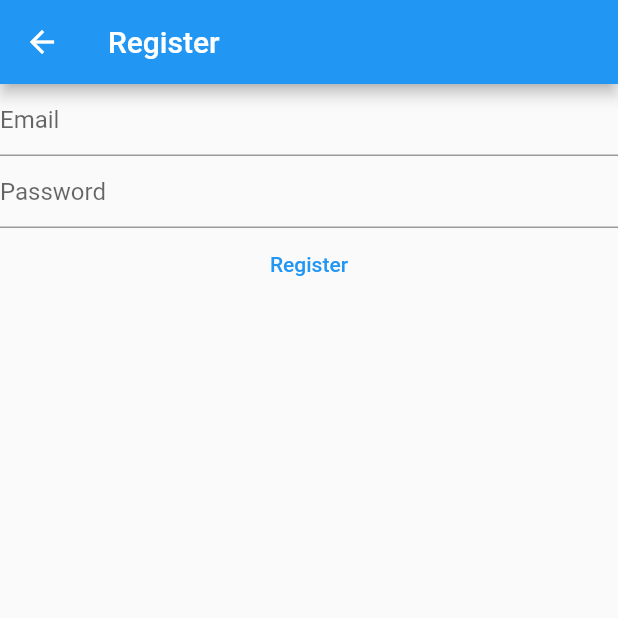
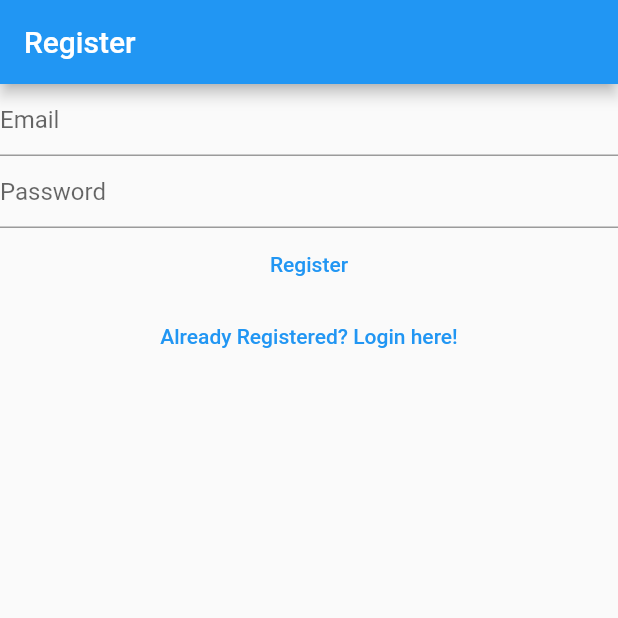
Before and after one commit to Shevaughn-Smith/mynotes, a Flutter app: the RegisterView screen opened directly, on a phone screen of 412 x 824 dp, the top half of it. Run offline on Flutter 3.47's test engine with Material 2 defaults, Android fonts, the phone set to English and light mode, and no system bars; our stand-ins replace firebase_auth, firebase_core; accounts and stored records are empty.

Commit message:
clean up main file and connect views

```diff
--- a/lib/views/register_view.dart
+++ b/lib/views/register_view.dart
@@ -1,8 +1,5 @@
 import 'package:firebase_auth/firebase_auth.dart';
-import 'package:firebase_core/firebase_core.dart';
 import 'package:flutter/material.dart';
-
-import '../firebase_options.dart';
 
 class RegisterView extends StatefulWidget {
   const RegisterView({super.key});
@@ -35,14 +32,7 @@ class _RegisterViewState extends State<RegisterView> {
       appBar: AppBar(
         title: const Text('Register'),
       ),
-      body: FutureBuilder(
-        future: Firebase.initializeApp(
-          options: DefaultFirebaseOptions.currentPlatform,
-        ),
-        builder: (context, snapshot) {
-          switch (snapshot.connectionState) {
-            case ConnectionState.done:
-              return Column(children: [
+      body: Column(children: [
         TextField(
           controller: _email,
           enableSuggestions: false,
@@ -83,12 +73,13 @@ class _RegisterViewState extends State<RegisterView> {
           },
           child: const Text('Register'),
         ),
-              ]);
-            default:
-              return const Text('Loading...');
-          }
+        TextButton(
+            onPressed: () {
+              Navigator.of(context)
+                  .pushNamedAndRemoveUntil('/login', (route) => false);
             },
-      ),
+            child: const Text("Already Registered? Login here!"))
+      ]),
     );
   }
 }
```
Also changed, not shown: lib/main.dart (+15 -15 lines), lib/views/login_view.dart (+8 -17 lines), lib/views/verify_email_view.dart (added, +30 -0 lines). Lines whose indentation alone changed are shown as unchanged.
